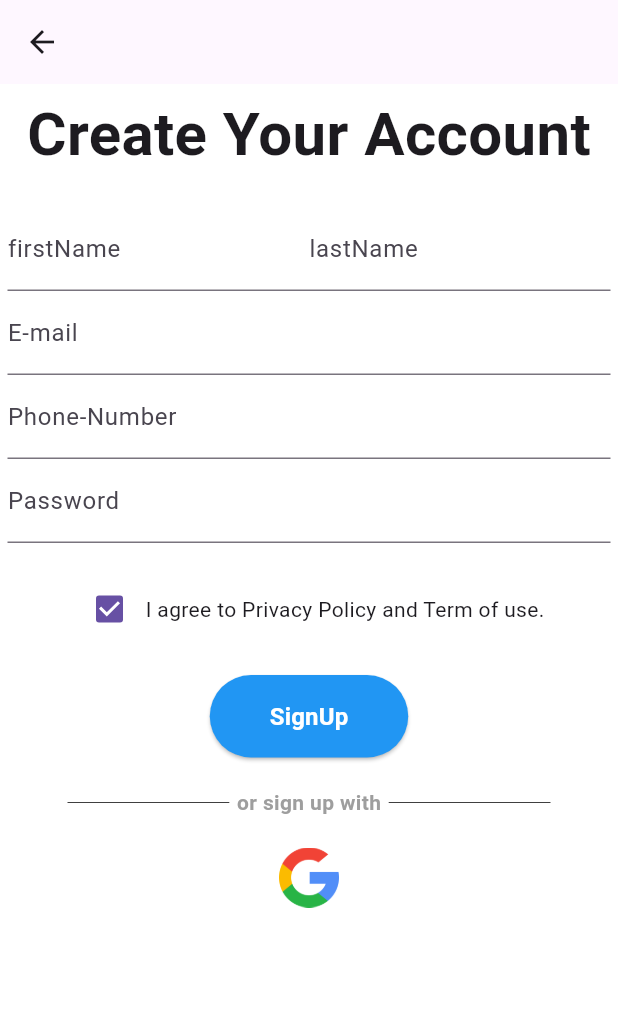
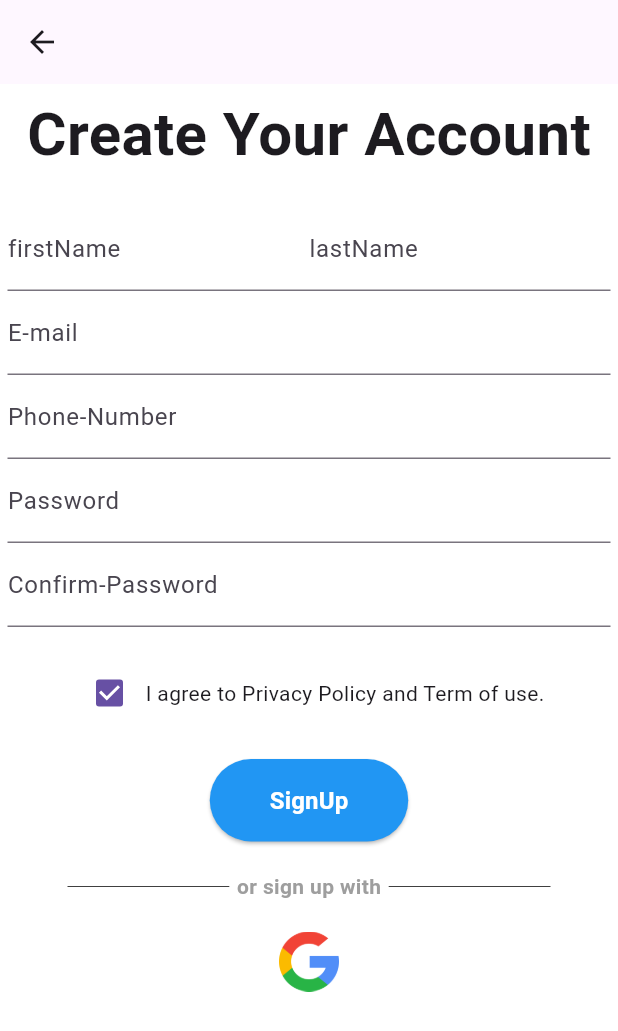
Before and after one commit to surajpahari/walletwise, a Flutter app: the SignUpScreen screen opened directly, after a tap on "SignUp", on a phone screen of 412 x 824 dp. Shown: the top 1031 px of the screen. Run offline on Flutter 3.47's test engine with Material 3 defaults, Android fonts, the light colour scheme and no system bars; our stand-ins replace get; network calls fail.

Commit message:
textfield for confirm password

```diff
--- a/frontend/lib/controllers/auth/signup_controller.dart
+++ b/frontend/lib/controllers/auth/signup_controller.dart
@@ -13,6 +13,7 @@ class SignUpController extends ApiToken {
   final email = TextEditingController();
   final userName = TextEditingController();
   final password = TextEditingController();
+  final confirmPassword = TextEditingController();
   final phoneNumber = TextEditingController();
   GlobalKey<FormState> signupFormkey = GlobalKey<FormState>();
   Future<dynamic> signUp() async {
@@ -20,7 +21,7 @@ class SignUpController extends ApiToken {
       'email': email.text,
       'password': password.text,
       'name': '${firstName.text} ${lastName.text}',
-      'password_confirmation': password.text,
+      'password_confirmation': confirmPassword.text,
     };
     await FetchAPI(ApiUrls.signupUrl, HttpMethod.post, body: body)
         .fetchUnauthorizedAPI()
--- a/frontend/lib/features/auth/screen/signup/signup_form.dart
+++ b/frontend/lib/features/auth/screen/signup/signup_form.dart
@@ -47,6 +47,12 @@ class SignUpForm extends StatelessWidget {
               validator: (value) => WwValidator.isInputEmpty(value),
               decoration: const InputDecoration(labelText: 'Password'),
             ),
+            TextFormField(
+              expands: false,
+              controller: controller.confirmPassword,
+              validator: (value) => WwValidator.isInputEmpty(value),
+              decoration: const InputDecoration(labelText: 'Confirm-Password'),
+            ),
             const SizedBox(height: 20),
             Row(
               mainAxisAlignment: MainAxisAlignment.center,
```
